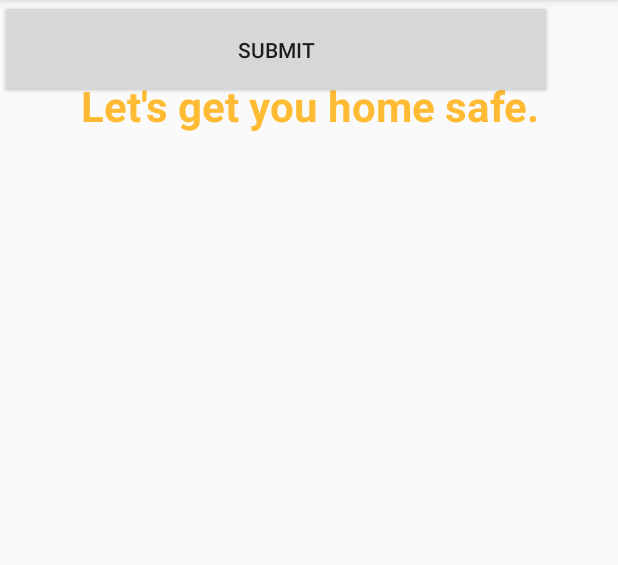
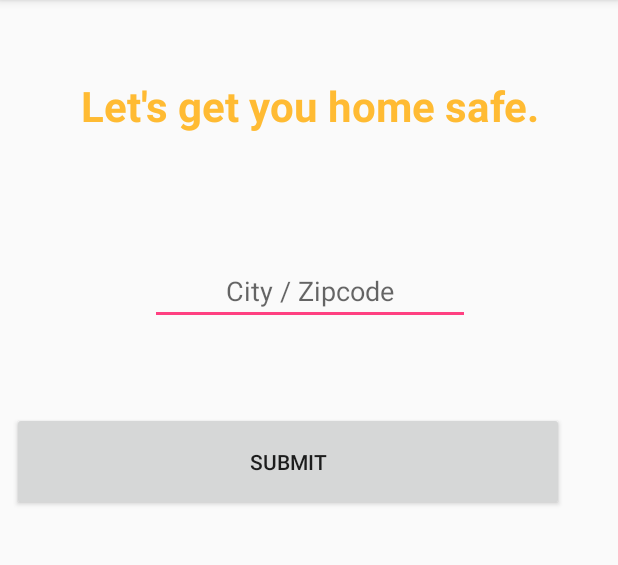
Before and after one commit to ColinJB/PeaceofMind, an Android app: the screen it shows after launch (MainActivity), on a phone screen of 412 x 824 dp, the part 84-649 px from its top. Run offline under Robolectric (Android 15) with nearby library versions, the phone set to English and light mode, and no system bars.

Commit message:
add click listener to button with toast

```diff
--- a/app/src/main/java/com/epicodus/peaceofmind/MainActivity.java
+++ b/app/src/main/java/com/epicodus/peaceofmind/MainActivity.java
@@ -2,12 +2,29 @@ package com.epicodus.peaceofmind;
 
 import android.support.v7.app.AppCompatActivity;
 import android.os.Bundle;
+import android.view.View;
+import android.widget.Button;
+import android.widget.EditText;
+import android.widget.Toast;
 
 public class MainActivity extends AppCompatActivity {
+    private EditText mLocationInputHome;
+    private Button mLocationInputHomeButton;
+
 
     @Override
     protected void onCreate(Bundle savedInstanceState) {
         super.onCreate(savedInstanceState);
         setContentView(R.layout.activity_main);
+
+        mLocationInputHome = (EditText) findViewById(R.id.locationInputHome);
+        mLocationInputHomeButton = (Button) findViewById(R.id.locationInputHomeButton);
+
+        mLocationInputHomeButton.setOnClickListener(new View.OnClickListener(){
+            @Override
+            public void onClick(View v){
+                Toast.makeText(MainActivity.this, "Hello World!", Toast.LENGTH_LONG).show();
+            }
+        });
     }
 }
--- a/app/src/main/res/layout/activity_main.xml
+++ b/app/src/main/res/layout/activity_main.xml
@@ -27,8 +27,16 @@
         android:layout_width="368dp"
         android:layout_height="66dp"
         android:text="Submit"
-        tools:layout_editor_absoluteX="8dp"
-        tools:layout_editor_absoluteY="187dp" />
+        android:layout_marginBottom="8dp"
+        app:layout_constraintBottom_toBottomOf="parent"
+        android:layout_marginLeft="8dp"
+        app:layout_constraintLeft_toLeftOf="parent"
+        android:layout_marginRight="8dp"
+        app:layout_constraintRight_toRightOf="parent"
+        android:layout_marginTop="8dp"
+        app:layout_constraintTop_toBottomOf="@+id/sloganHome"
+        app:layout_constraintHorizontal_bias="0.0"
+        app:layout_constraintVertical_bias="0.274" />
 
     <EditText
         android:id="@+id/locationInputHome"
@@ -38,7 +46,15 @@
         android:hint="City / Zipcode"
         android:inputType="text|number"
         android:textAlignment="center"
-        tools:layout_editor_absoluteX="85dp"
-        tools:layout_editor_absoluteY="114dp" />
+        android:layout_marginTop="8dp"
+        app:layout_constraintTop_toBottomOf="@+id/sloganHome"
+        android:layout_marginBottom="8dp"
+        app:layout_constraintBottom_toTopOf="@+id/locationInputHomeButton"
+        android:layout_marginRight="8dp"
+        app:layout_constraintRight_toRightOf="parent"
+        android:layout_marginLeft="8dp"
+        app:layout_constraintLeft_toLeftOf="parent"
+        app:layout_constraintHorizontal_bias="0.503"
+        app:layout_constraintVertical_bias="0.523" />
 
 </android.support.constraint.ConstraintLayout>
```
